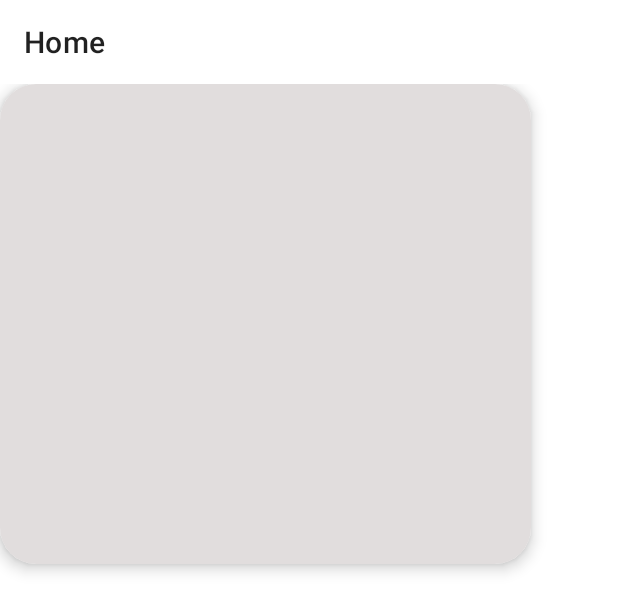
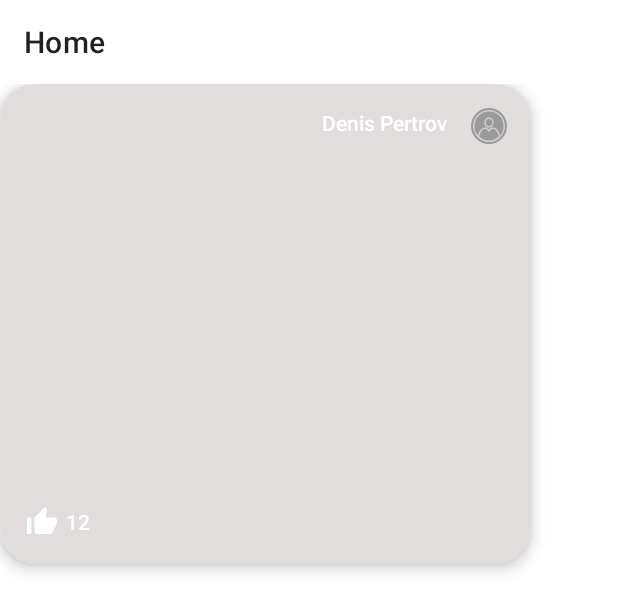
Before and after one commit to viktorsysuev/Delacroix, an Android app: the layout fragment_home.xml on its own in the app's theme, with its tools: preview values and no code run, on a phone screen of 412 x 824 dp. Shown: the top 612 px of the screen. Run offline under Robolectric (Android 15) with nearby library versions, the phone set to English and light mode, and no system bars.

Commit message:
[add] owner avatar, name and photo likes

```diff
--- /dev/null
+++ b/app/src/main/java/com/viktorsysuev/delacroix/data/model/ProfileLinks.kt
@@ -0,0 +1,10 @@
+package com.viktorsysuev.delacroix.data.model
+
+import com.squareup.moshi.Json
+
+
+data class ProfileLinks(
+    @Json(name = "small") val small: String,
+    @Json(name = "medium") val medium: String,
+    @Json(name = "large") val large: String?
+)
--- a/app/src/main/java/com/viktorsysuev/delacroix/data/model/User.kt
+++ b/app/src/main/java/com/viktorsysuev/delacroix/data/model/User.kt
@@ -15,5 +15,6 @@ data class User(
     @Json(name = "total_collections") val totalCollections: Int?,
     @Json(name = "instagram_username") val instagramUsername: String?,
     @Json(name = "twitter_username") val twitterUsername: String?,
-    @Json(name = "links") val links: Links
+    @Json(name = "links") val links: Links,
+    @Json(name = "profile_image") val profileImage: ProfileLinks?
 )
--- a/app/src/main/java/com/viktorsysuev/delacroix/ui/home/adapter/viewholder/PopularPhotoViewHolder.kt
+++ b/app/src/main/java/com/viktorsysuev/delacroix/ui/home/adapter/viewholder/PopularPhotoViewHolder.kt
@@ -15,6 +15,12 @@ class PopularPhotoViewHolder(private val binding: ItemPopularPhotoBinding) :
 
     fun bind(item: Photo) {
         val context = binding.root.context
+
+        binding.name.text = item.user?.name
+        Glide.with(context)
+            .load(item.user?.profileImage?.small)
+            .into(binding.avatar)
+        binding.likes.text = item.likes.toString()
 
         Glide.with(context)
             .load(item.urls?.small)
--- /dev/null
+++ b/app/src/main/res/drawable/ic_like.xml
@@ -0,0 +1,5 @@
+<vector android:height="24dp" android:tint="#FFFFFF"
+    android:viewportHeight="24" android:viewportWidth="24"
+    android:width="24dp" xmlns:android="http://schemas.android.com/apk/res/android">
+    <path android:fillColor="@android:color/white" android:pathData="M2,20h2c0.55,0 1,-0.45 1,-1v-9c0,-0.55 -0.45,-1 -1,-1L2,9v11zM21.83,12.88c0.11,-0.25 0.17,-0.52 0.17,-0.8L22,11c0,-1.1 -0.9,-2 -2,-2h-5.5l0.92,-4.65c0.05,-0.22 0.02,-0.46 -0.08,-0.66 -0.23,-0.45 -0.52,-0.86 -0.88,-1.22L14,2 7.59,8.41C7.21,8.79 7,9.3 7,9.83v7.84C7,18.95 8.05,20 9.34,20h8.11c0.7,0 1.36,-0.37 1.72,-0.97l2.66,-6.15z"/>
+</vector>
--- /dev/null
+++ b/app/src/main/res/drawable/ic_vd_avatar_placeholder.xml
@@ -0,0 +1,35 @@
+<vector xmlns:android="http://schemas.android.com/apk/res/android"
+    android:width="90dp"
+    android:height="90dp"
+    android:viewportWidth="90"
+    android:viewportHeight="90">
+
+    <path
+        android:fillColor="#707070"
+        android:fillAlpha="100"
+        android:strokeAlpha="0"
+        android:strokeWidth="1"
+        android:pathData="M 0 0 H 90 V 90 H 0 V 0 Z" />
+    <path
+        android:strokeColor="#CDCDCD"
+        android:strokeWidth="3.75"
+        android:pathData="M 45 6.75 C 66.124891681 6.75 83.25 23.875108319 83.25 45 C 83.25 66.124891681 66.124891681 83.25 45 83.25 C 23.875108319 83.25 6.75 66.124891681 6.75 45 C 6.75 23.875108319 23.875108319 6.75 45 6.75 Z" />
+    <path
+        android:strokeColor="#CDCDCD"
+        android:strokeWidth="3.75"
+        android:pathData="M70.5996887,73.4208211 C63.820735,79.5308017 54.8447002,83.25 45,83.25
+C35.1552998,83.25 26.179265,79.5308017 19.4003113,73.4208211
+C19.1285022,70.4107375 19.3427394,67.6551399 20.0161113,65.6116071
+C22.8311974,57.0684524 29.4480714,50.1428571 37.6103991,50.1428571
+L45,56.5881696 L52.3896009,50.1428571 C60.5519286,50.1428571
+67.1688026,57.0684524 69.9838887,65.6116071 C70.6572606,67.6551399
+70.8714978,70.4107375 70.5996887,73.4208211 Z" />
+    <path
+        android:strokeColor="#CDCDCD"
+        android:strokeWidth="3.75"
+        android:pathData="M45,47.0941558 C39.7020492,47.0941558 35.4072115,42.8643915
+35.4072115,37.6467127 L35.4072115,34.9474432 C35.4072115,29.7297644
+39.7020492,25.5 45,25.5 C50.2979508,25.5 54.5927885,29.7297644
+54.5927885,34.9474432 L54.5927885,37.6467127 C54.5927885,42.8643915
+50.2979508,47.0941558 45,47.0941558 Z" />
+</vector>
--- a/app/src/main/res/layout/item_popular_photo.xml
+++ b/app/src/main/res/layout/item_popular_photo.xml
@@ -12,6 +12,10 @@
         app:cardCornerRadius="24dp"
         app:cardElevation="6dp">
 
+        <androidx.constraintlayout.widget.ConstraintLayout
+            android:layout_width="match_parent"
+            android:layout_height="match_parent">
+
             <ImageView
                 android:id="@+id/mainPhoto"
                 android:layout_width="match_parent"
@@ -23,5 +27,44 @@
                 app:layout_constraintTop_toTopOf="parent"
                 tools:ignore="ContentDescription" />
 
+            <TextView
+                android:id="@+id/name"
+                android:layout_width="wrap_content"
+                android:layout_height="wrap_content"
+                android:layout_marginTop="16dp"
+                android:layout_marginEnd="16dp"
+                android:fontFamily="sans-serif-medium"
+                android:textColor="@color/white"
+                android:textSize="14sp"
+                app:layout_constraintEnd_toStartOf="@id/avatar"
+                app:layout_constraintTop_toTopOf="parent"
+                tools:text="Denis Pertrov" />
+
+            <com.google.android.material.imageview.ShapeableImageView
+                android:id="@+id/avatar"
+                android:layout_width="24dp"
+                android:layout_height="24dp"
+                android:layout_margin="16dp"
+                android:src="@drawable/ic_vd_avatar_placeholder"
+                app:layout_constraintEnd_toEndOf="parent"
+                app:layout_constraintTop_toTopOf="parent"
+                app:shapeAppearance="@style/ShapeAppearanceOverlay.App.CornerSize50Percent" />
+
+            <TextView
+                android:id="@+id/likes"
+                android:layout_width="wrap_content"
+                android:layout_height="wrap_content"
+                android:layout_margin="16dp"
+                android:drawablePadding="4dp"
+                android:fontFamily="sans-serif-medium"
+                android:textColor="@color/white"
+                android:gravity="center"
+                app:drawableStartCompat="@drawable/ic_like"
+                app:layout_constraintBottom_toBottomOf="parent"
+                app:layout_constraintStart_toStartOf="parent"
+                tools:text="12" />
+
+        </androidx.constraintlayout.widget.ConstraintLayout>
+
     </androidx.cardview.widget.CardView>
 </FrameLayout>
--- a/app/src/main/res/values/styles.xml
+++ b/app/src/main/res/values/styles.xml
@@ -4,4 +4,8 @@
     <style name="ShapeAppearanceOverlay.App.CornerSize8DP" parent="">
         <item name="cornerSize">8dp</item>
     </style>
+
+    <style name="ShapeAppearanceOverlay.App.CornerSize50Percent" parent="">
+        <item name="cornerSize">50%</item>
+    </style>
 </resources>
```
Lines whose indentation alone changed are shown as unchanged.
